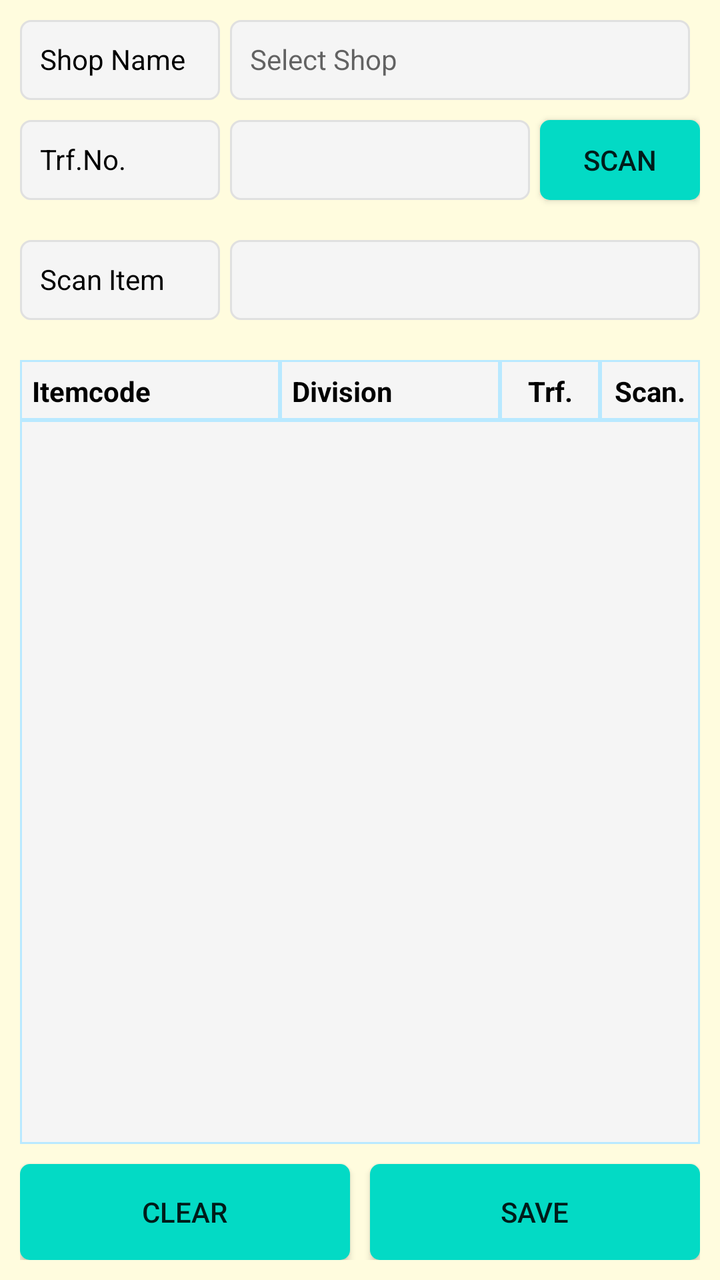
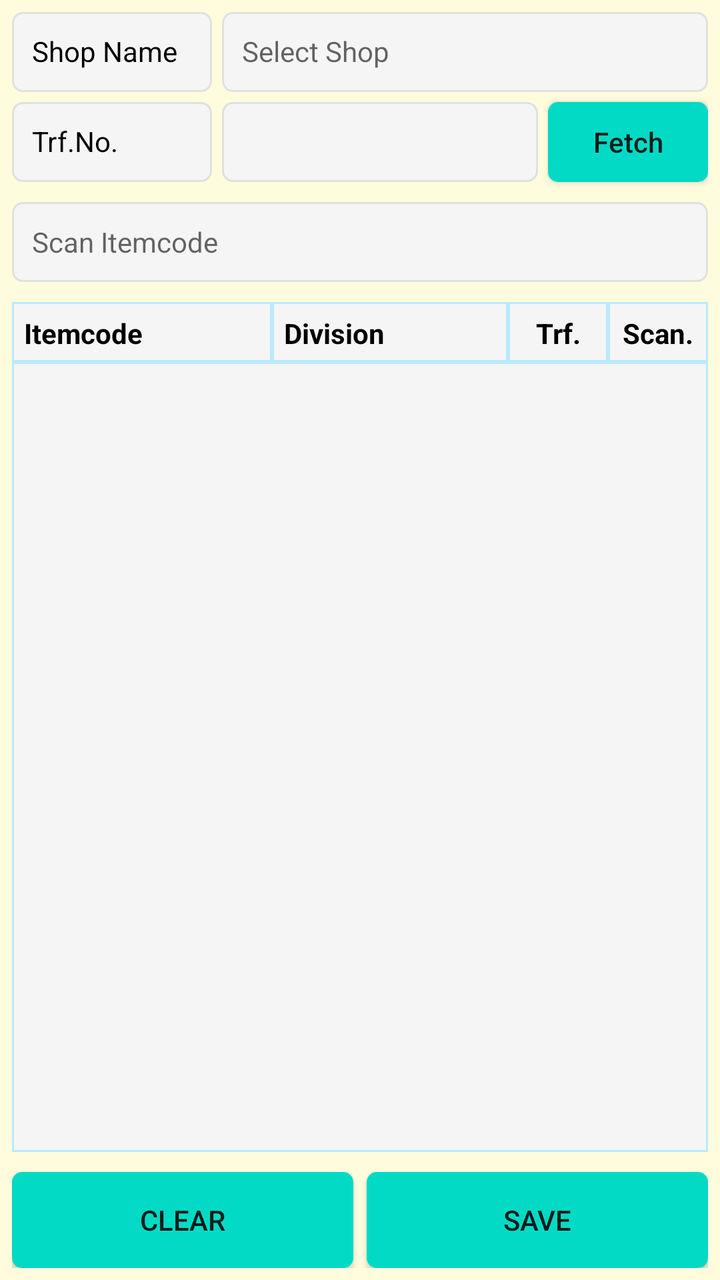

An Android layout rendered at two revisions. The XML below is the earlier revision; the diff shows what the commit changed to produce the second picture.
<!-- AndroidManifest.xml: application theme AppTheme -->
<!-- res/layout/fragment_division_seperation.xml -->
<?xml version="1.0" encoding="utf-8"?>
<FrameLayout xmlns:android="http://schemas.android.com/apk/res/android"
    xmlns:app="http://schemas.android.com/apk/res-auto"
    xmlns:tools="http://schemas.android.com/tools"
    android:layout_width="match_parent"
    android:layout_height="match_parent"
    android:background="@color/backColor"
    tools:context=".ui.divisionseperate.DivisionSeperationFragment">

    <androidx.constraintlayout.widget.ConstraintLayout
        android:layout_width="match_parent"
        android:layout_height="match_parent"
        android:padding="10dp">

        <TextView
            android:id="@+id/TextView3"
            android:layout_width="100dp"
            android:layout_height="40dp"
            android:background="@drawable/et_custom"
            android:gravity="left"
            android:hint=""
            android:padding="10dp"
            android:text="Shop Name"
            android:textColor="@color/coloBlack"
            android:textSize="14sp"
            app:layout_constraintStart_toStartOf="parent"
            app:layout_constraintTop_toTopOf="parent" />


        <TextView
            android:id="@+id/tv_div_seperate_shopname"
            android:layout_width="0dp"
            android:layout_height="40dp"
            android:layout_marginLeft="5dp"
            android:layout_marginRight="5dp"
            android:background="@drawable/et_custom"
            android:gravity="left"
            android:hint="Select Shop"
            android:padding="10dp"
            android:textColor="@color/coloBlack"
            android:textSize="14dp"
            app:layout_constraintEnd_toEndOf="parent"
            app:layout_constraintStart_toEndOf="@+id/TextView3"
            app:layout_constraintTop_toTopOf="parent"
            tools:ignore="SpeakableTextPresentCheck,TouchTargetSizeCheck"/>

        <TextView
            android:id="@+id/TextView1"
            android:layout_width="100dp"
            android:layout_height="40dp"
            android:layout_marginTop="10dp"
            android:background="@drawable/et_custom"
            android:gravity="left"
            android:hint=""
            android:padding="10dp"
            android:text="Trf.No."
            android:textColor="@color/coloBlack"
            android:textSize="14sp"
            app:layout_constraintStart_toStartOf="parent"
            app:layout_constraintTop_toBottomOf="@+id/TextView3" />

        <EditText
            android:id="@+id/et_div_seperate_trfno"
            android:layout_width="0dp"
            android:layout_height="40dp"
            android:layout_marginLeft="5dp"
            android:layout_marginRight="5dp"
            android:background="@drawable/et_custom"
            android:padding="10dp"
            android:textColor="@color/coloBlack"
            android:inputType="text"
            android:textSize="14sp"
            app:layout_constraintEnd_toStartOf="@+id/bt_div_seperate_fetch"
            app:layout_constraintStart_toEndOf="@+id/TextView1"
            app:layout_constraintTop_toTopOf="@+id/TextView1"
            tools:ignore="SpeakableTextPresentCheck,TouchTargetSizeCheck" />

        <Button
            android:id="@+id/bt_div_seperate_fetch"
            android:layout_width="80dp"
            android:layout_height="40dp"
            android:background="@drawable/btn_custom1"
            android:text="SCAN"
            android:textAllCaps="false"
            android:textSize="14sp"
            app:layout_constraintBottom_toBottomOf="@+id/TextView1"
            app:layout_constraintEnd_toEndOf="parent"
            app:layout_constraintTop_toTopOf="@+id/TextView1" />

        <TextView
            android:id="@+id/TextView2"
            android:layout_width="100dp"
            android:layout_height="40dp"
            android:layout_marginTop="20dp"
            android:background="@drawable/et_custom"
            android:textColor="@color/coloBlack"
            android:gravity="left"
            android:hint=""
            android:padding="10dp"
            android:text="Scan Item"
            android:textSize="14dp"
            app:layout_constraintStart_toStartOf="parent"
            app:layout_constraintTop_toBottomOf="@+id/TextView1" />

        <EditText
            android:id="@+id/et_div_seperate_scan"
            android:layout_width="0dp"
            android:layout_height="40dp"
            android:layout_marginStart="5dp"
            android:layout_marginLeft="5dp"
            android:background="@drawable/et_custom"
            android:padding="10dp"
            android:textColor="@color/coloBlack"
            android:textSize="14dp"
            app:layout_constraintEnd_toEndOf="parent"
            app:layout_constraintStart_toEndOf="@+id/TextView1"
            app:layout_constraintTop_toTopOf="@+id/TextView2" />

        <TextView
            android:id="@+id/TextView8"
            android:layout_width="130dp"
            android:layout_height="30dp"
            android:layout_marginTop="20dp"
            android:background="@drawable/et_custom_total"
            android:gravity="left"
            android:hint=""
            android:padding="6dp"
            android:text="Itemcode"
            android:textColor="@color/coloBlack"
            android:textSize="14dp"
            android:textStyle="bold"
            app:layout_constraintStart_toStartOf="parent"
            app:layout_constraintTop_toBottomOf="@+id/TextView2" />

        <TextView
            android:id="@+id/TextView6"
            android:layout_width="0dp"
            android:layout_height="30dp"
            android:background="@drawable/et_custom_total"
            android:gravity="left"
            android:hint=""
            android:padding="6dp"
            android:text="Division"
            android:textColor="@color/coloBlack"
            android:textSize="14dp"
            android:textStyle="bold"
            app:layout_constraintEnd_toStartOf="@+id/TextView7"
            app:layout_constraintStart_toEndOf="@+id/TextView8"
            app:layout_constraintTop_toTopOf="@+id/TextView8" />

        <TextView
            android:id="@+id/TextView7"
            android:layout_width="50dp"
            android:layout_height="30dp"
            android:background="@drawable/et_custom_total"
            android:gravity="center"
            android:hint=""
            android:padding="6dp"
            android:text="Trf."
            android:textColor="@color/coloBlack"
            android:textSize="14dp"
            android:textStyle="bold"
            app:layout_constraintEnd_toStartOf="@+id/TextView9"
            app:layout_constraintTop_toTopOf="@+id/TextView6" />

        <TextView
            android:id="@+id/TextView9"
            android:layout_width="50dp"
            android:layout_height="30dp"
            android:background="@drawable/et_custom_total"
            android:gravity="center"
            android:hint=""
            android:padding="6dp"
            android:text="Scan."
            android:textColor="@color/coloBlack"
            android:textSize="14dp"
            android:textStyle="bold"
            app:layout_constraintEnd_toEndOf="parent"
            app:layout_constraintTop_toTopOf="@+id/TextView8" />

        <ListView
            android:id="@+id/lv_div_seperate_details"
            android:layout_width="0dp"
            android:layout_height="0dp"
            android:layout_marginBottom="10dp"
            android:background="@drawable/et_custom_total"
            app:layout_constraintBottom_toTopOf="@+id/bt_div_seperate_clear"
            app:layout_constraintEnd_toEndOf="parent"
            app:layout_constraintHorizontal_bias="1.0"
            app:layout_constraintStart_toStartOf="parent"
            app:layout_constraintTop_toBottomOf="@+id/TextView8" />

        <Button
            android:id="@+id/bt_div_seperate_clear"
            android:layout_width="0dp"
            android:layout_height="wrap_content"
            android:background="@drawable/btn_custom1"
            android:text="CLEAR"
            android:textAllCaps="false"
            android:textSize="14sp"
            app:layout_constraintBottom_toBottomOf="parent"
            app:layout_constraintEnd_toStartOf="@+id/textView2"
            app:layout_constraintStart_toStartOf="parent" />

        <Button
            android:id="@+id/bt_div_seperate_save"
            android:layout_width="0dp"
            android:layout_height="wrap_content"
            android:background="@drawable/btn_custom1"
            android:text="SAVE"
            android:textAllCaps="false"
            android:textSize="14sp"
            app:layout_constraintBottom_toBottomOf="parent"
            app:layout_constraintEnd_toEndOf="parent"
            app:layout_constraintStart_toEndOf="@+id/textView2" />

        <TextView
            android:id="@+id/textView2"
            android:layout_width="wrap_content"
            android:layout_height="wrap_content"
            android:layout_marginStart="16dp"
            android:layout_marginLeft="16dp"
            android:layout_marginEnd="16dp"
            android:layout_marginRight="16dp"
            android:text="   "
            android:textColor="@color/colorAccent"
            app:layout_constraintBottom_toBottomOf="parent"
            app:layout_constraintEnd_toEndOf="parent"
            app:layout_constraintStart_toStartOf="parent"
            tools:ignore="SpeakableTextPresentCheck" />

    </androidx.constraintlayout.widget.ConstraintLayout>

</FrameLayout>
<!-- resources referenced by this layout -->
<resources>
  <color name="backColor">#FFFCDE</color>
  <color name="coloBlack">#000000</color>
  <color name="colorAccent">#000000</color>
  <!-- drawable btn_custom1 (drawable) -->
  <?xml version="1.0" encoding="utf-8"?>
  <shape xmlns:android="http://schemas.android.com/apk/res/android"
      android:padding="10dp"
      android:shape="rectangle" >
  
      <solid android:color="@color/colorBtn" />
  
      <corners
          android:bottomLeftRadius="5dp"
          android:bottomRightRadius="5dp"
          android:topLeftRadius="5dp"
          android:topRightRadius="5dp" />
  
  </shape>
  <!-- drawable et_custom (drawable) -->
  <?xml version="1.0" encoding="utf-8"?>
  <shape xmlns:android="http://schemas.android.com/apk/res/android"
      android:padding="10dp"
      android:shape="rectangle" >
  
      <solid android:color="#f5f5f5" />
  
      <stroke
          android:width="1dp"
          android:color="#e0e0e0" />
  
      <corners
          android:bottomLeftRadius="5dp"
          android:bottomRightRadius="5dp"
          android:topLeftRadius="5dp"
          android:topRightRadius="5dp" />
  
  </shape>
  <!-- drawable et_custom_total (drawable) -->
  <?xml version="1.0" encoding="utf-8"?>
  <shape xmlns:android="http://schemas.android.com/apk/res/android"
      android:padding="10dp"
      android:shape="rectangle" >
  
      <solid android:color="#f5f5f5" />
  
      <stroke
          android:width="1dp"
          android:color="#B9E9FF" />
  
      <corners
          android:bottomLeftRadius="0dp"
          android:bottomRightRadius="0dp"
          android:topLeftRadius="0dp"
          android:topRightRadius="0dp" />
  
  </shape>
  <style name="AppTheme" parent="Theme.AppCompat.Light.NoActionBar">
          
          <item name="colorPrimary">@color/colorPrimary</item>
          <item name="colorPrimaryDark">@color/colorPrimaryDark</item>
          <item name="colorAccent">@color/colorAccent</item>
      </style>
  <color name="colorBtn">#03DAC5</color>
  <color name="colorPrimary">#ffb200</color>
  <color name="colorPrimaryDark">#ffb200</color>
</resources>

<!-- the commit's change to res/layout/fragment_division_seperation.xml (unified diff, before → after) -->
@@ -10,7 +10,7 @@
     <androidx.constraintlayout.widget.ConstraintLayout
         android:layout_width="match_parent"
         android:layout_height="match_parent"
-        android:padding="10dp">
+        android:padding="6dp">
 
         <TextView
             android:id="@+id/TextView3"
@@ -26,13 +26,11 @@
             app:layout_constraintStart_toStartOf="parent"
             app:layout_constraintTop_toTopOf="parent" />
 
-
         <TextView
             android:id="@+id/tv_div_seperate_shopname"
             android:layout_width="0dp"
             android:layout_height="40dp"
             android:layout_marginLeft="5dp"
-            android:layout_marginRight="5dp"
             android:background="@drawable/et_custom"
             android:gravity="left"
             android:hint="Select Shop"
@@ -48,7 +46,7 @@
             android:id="@+id/TextView1"
             android:layout_width="100dp"
             android:layout_height="40dp"
-            android:layout_marginTop="10dp"
+            android:layout_marginTop="5dp"
             android:background="@drawable/et_custom"
             android:gravity="left"
             android:hint=""
@@ -80,47 +78,32 @@
             android:layout_width="80dp"
             android:layout_height="40dp"
             android:background="@drawable/btn_custom1"
-            android:text="SCAN"
+            android:text="Fetch"
             android:textAllCaps="false"
             android:textSize="14sp"
             app:layout_constraintBottom_toBottomOf="@+id/TextView1"
             app:layout_constraintEnd_toEndOf="parent"
             app:layout_constraintTop_toTopOf="@+id/TextView1" />
-
-        <TextView
-            android:id="@+id/TextView2"
-            android:layout_width="100dp"
-            android:layout_height="40dp"
-            android:layout_marginTop="20dp"
-            android:background="@drawable/et_custom"
-            android:textColor="@color/coloBlack"
-            android:gravity="left"
-            android:hint=""
-            android:padding="10dp"
-            android:text="Scan Item"
-            android:textSize="14dp"
-            app:layout_constraintStart_toStartOf="parent"
-            app:layout_constraintTop_toBottomOf="@+id/TextView1" />
 
         <EditText
             android:id="@+id/et_div_seperate_scan"
             android:layout_width="0dp"
             android:layout_height="40dp"
-            android:layout_marginStart="5dp"
-            android:layout_marginLeft="5dp"
-            android:background="@drawable/et_custom"
-            android:padding="10dp"
-            android:textColor="@color/coloBlack"
-            android:textSize="14dp"
-            app:layout_constraintEnd_toEndOf="parent"
-            app:layout_constraintStart_toEndOf="@+id/TextView1"
-            app:layout_constraintTop_toTopOf="@+id/TextView2" />
+            android:layout_marginTop="10dp"
+            android:background="@drawable/et_custom"
+            android:padding="10dp"
+            android:hint="Scan Itemcode"
+            android:textColor="@color/coloBlack"
+            android:textSize="14dp"
+            app:layout_constraintEnd_toEndOf="parent"
+            app:layout_constraintStart_toStartOf="parent"
+            app:layout_constraintTop_toBottomOf="@+id/TextView1" />
 
         <TextView
             android:id="@+id/TextView8"
             android:layout_width="130dp"
             android:layout_height="30dp"
-            android:layout_marginTop="20dp"
+            android:layout_marginTop="10dp"
             android:background="@drawable/et_custom_total"
             android:gravity="left"
             android:hint=""
@@ -130,7 +113,7 @@
             android:textSize="14dp"
             android:textStyle="bold"
             app:layout_constraintStart_toStartOf="parent"
-            app:layout_constraintTop_toBottomOf="@+id/TextView2" />
+            app:layout_constraintTop_toBottomOf="@+id/et_div_seperate_scan" />
 
         <TextView
             android:id="@+id/TextView6"
@@ -222,7 +205,7 @@
             android:layout_marginLeft="16dp"
             android:layout_marginEnd="16dp"
             android:layout_marginRight="16dp"
-            android:text="   "
+            android:text="  "
             android:textColor="@color/colorAccent"
             app:layout_constraintBottom_toBottomOf="parent"
             app:layout_constraintEnd_toEndOf="parent"
